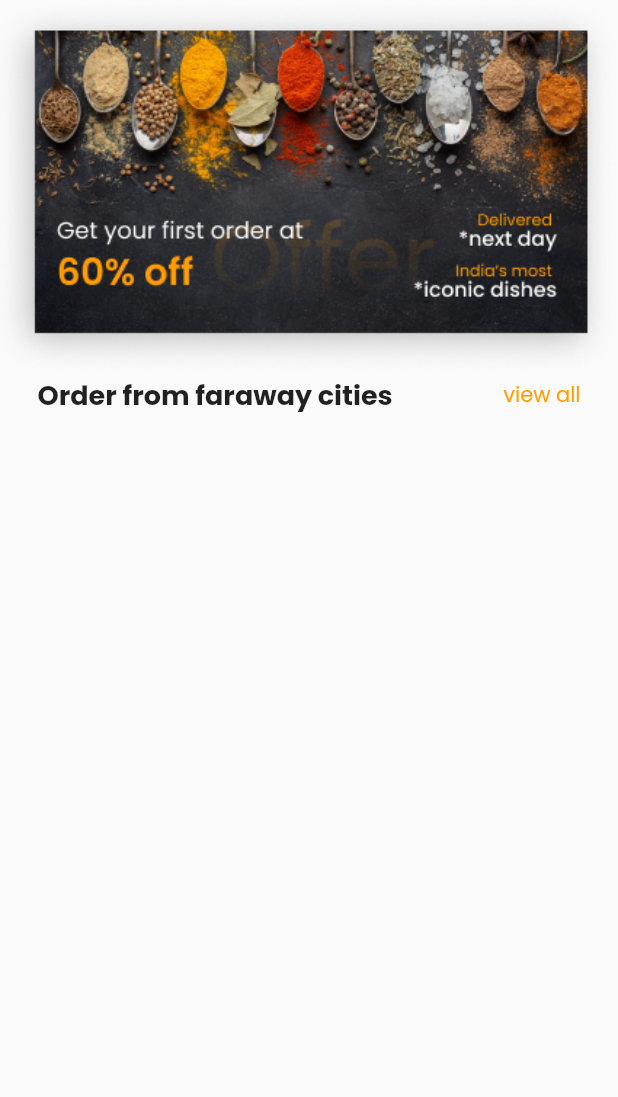
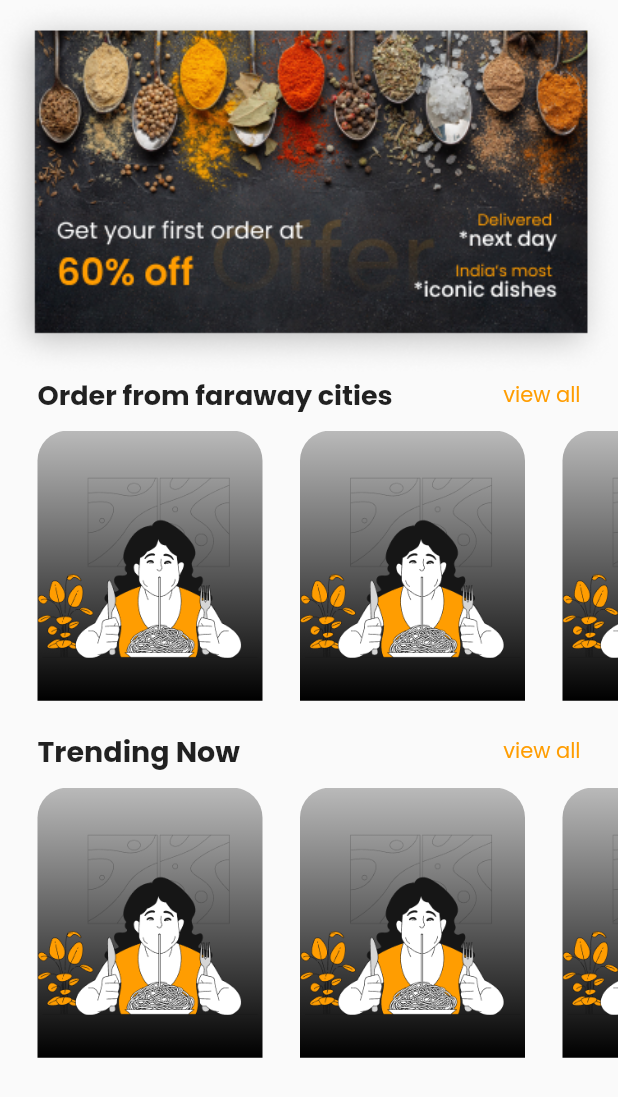
Before and after one commit to Foodshaala/foodshaala-client, a Flutter app: the HomeScreen screen opened by its route, on a phone screen of 412 x 824 dp. Shown: the top 1097 px of the screen. Run offline on Flutter 3.47's test engine with Material 2 defaults, Android fonts, the light colour scheme and no system bars; our stand-ins replace connectivity_plus, internet_connection_checker, persistent_bottom_nav_bar_v2, shared_preferences; accounts and stored records are empty.

Commit message:
banner and sliders added in home screen

```diff
--- /dev/null
+++ b/lib/view/Screens/HomeScreen/components/square_tile.dart
@@ -0,0 +1,22 @@
+import 'package:flutter/material.dart';
+
+class SquareTile extends StatelessWidget {
+  const SquareTile({Key? key}) : super(key: key);
+
+  @override
+  Widget build(BuildContext context) {
+    return Container(
+      width: 150,
+      height: 200,
+      decoration: BoxDecoration(
+          borderRadius: BorderRadius.only(
+              topRight: Radius.circular(20), topLeft: Radius.circular(20)),
+          gradient: LinearGradient(
+            colors: [Colors.black26, Colors.black],
+            begin: Alignment.topCenter,
+            end: Alignment.bottomCenter,
+          )),
+      child: Image.asset('assets/images/customer.png'),
+    );
+  }
+}
--- a/lib/view/Screens/HomeScreen/home_screen.dart
+++ b/lib/view/Screens/HomeScreen/home_screen.dart
@@ -1,6 +1,7 @@
 import 'package:flutter/material.dart';
 import 'package:foodshala/constants/color_codes.dart';
 import 'package:foodshala/constants/enums.dart';
+import 'package:foodshala/view/Screens/HomeScreen/components/square_tile.dart';
 import 'package:provider/provider.dart';
 
 import '../../../providers/user_provider.dart';
@@ -12,21 +13,70 @@ class HomeScreen extends StatelessWidget {
   @override
   Widget build(BuildContext context) {
     return Scaffold(
-      body: Column(
-        children: [
+        body: SingleChildScrollView(
+          child: Column(
+      children: [
           Image.asset('assets/images/Banner.png'),
           Padding(
             padding: const EdgeInsets.symmetric(horizontal: 25),
             child: Row(
               mainAxisAlignment: MainAxisAlignment.spaceBetween,
               children: [
-                Text("Order from faraway cities",style: TextStyle(fontWeight:FontWeight.bold,fontSize: 18),),
-                Text("view all",style: TextStyle(color: primaryColor),),
+                Text(
+                  "Order from faraway cities",
+                  style: TextStyle(fontWeight: FontWeight.bold, fontSize: 18),
+                ),
+                Text(
+                  "view all",
+                  style: TextStyle(color: primaryColor),
+                ),
               ],
             ),
+          ),
+          SizedBox(height: 10,),
+          Container(
+            height: 180,
+            child: ListView.builder(
+              scrollDirection: Axis.horizontal,
+              itemBuilder: (context, index) => Padding(
+                padding: const EdgeInsets.only(left: 25),
+                child: SquareTile(),
+              ),
+              itemCount: 10,
+            ),
+          ),
+          // Trending now
+          SizedBox(height: 20,),
+          Padding(
+            padding: const EdgeInsets.symmetric(horizontal: 25),
+            child: Row(
+              mainAxisAlignment: MainAxisAlignment.spaceBetween,
+              children: [
+                Text(
+                  "Trending Now",
+                  style: TextStyle(fontWeight: FontWeight.bold, fontSize: 19),
+                ),
+                Text(
+                  "view all",
+                  style: TextStyle(color: primaryColor),
+                ),
+              ],
+            ),
+          ),
+          SizedBox(height: 10,),
+          Container(
+            height: 180,
+            child: ListView.builder(
+              scrollDirection: Axis.horizontal,
+              itemBuilder: (context, index) => Padding(
+                padding: const EdgeInsets.only(left: 25),
+                child: SquareTile(),
+              ),
+              itemCount: 10,
+            ),
           )
-        ],
-      )
-    );
+      ],
+    ),
+        ));
   }
 }
```
